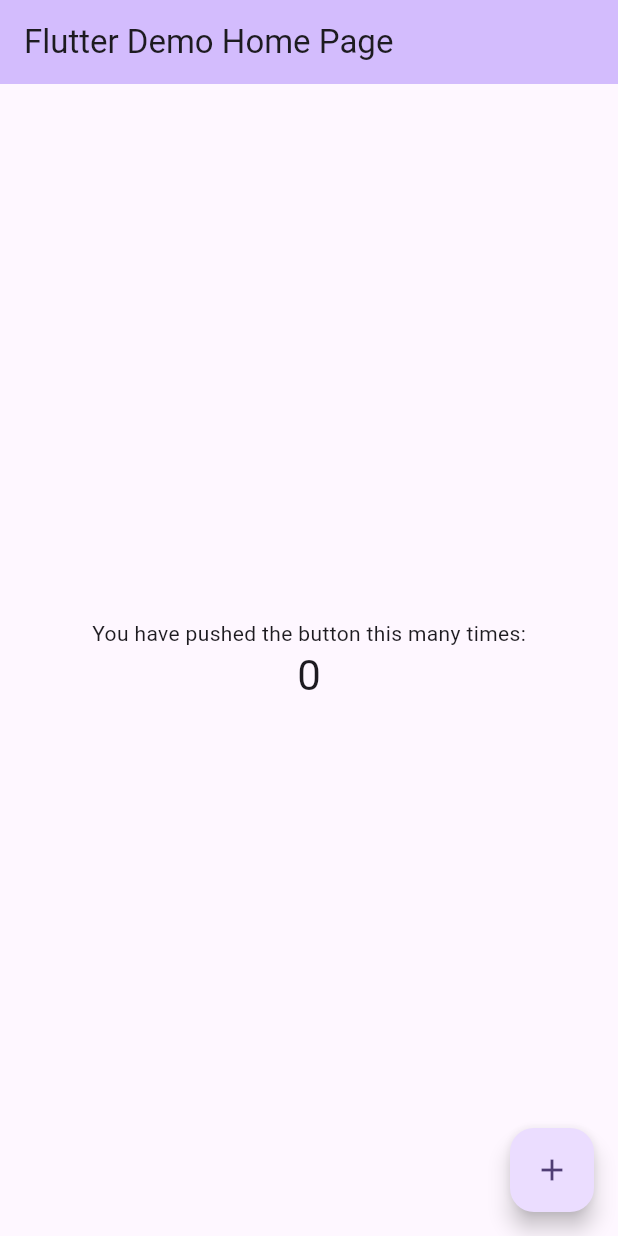
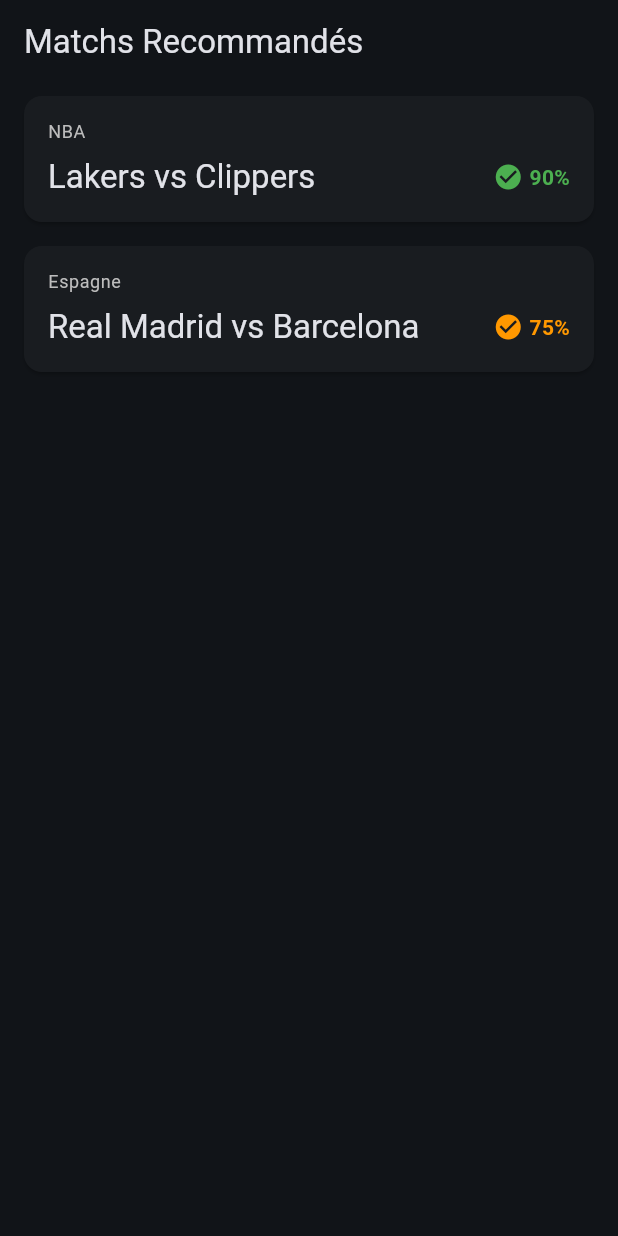
Before and after one commit to could-ai/019aa68a-92dd-7fea-bb64-76aa29714b17, a Flutter app: the screen it shows after launch, on a phone screen of 412 x 824 dp. Run offline on Flutter 3.47's test engine with Material 3 defaults, Android fonts, the phone set to English and light mode, and no system bars.

Commit message:
I have updated the main.dart file to set up the application's structure. I've removed the default counter app and established the routing for the home screen and the match details screen. A dark theme has been applied to give the app a modern look suitable for data analysis. This file now serves as the entry point, directing users to the main content of the application.; I've created the home screen, which will be the first thing your users see. It's designed to display a list of recommended matches. For now, I've populated it with mock data to simulate what the final app will look like. This screen is ready to be connected to a backend to fetch and display live data automatically. Each match in the list is interactive, allowing users to tap for more details.; This new screen provides a detailed breakdown of the analysis for a selected match. It presents the statistical comparison between teams, including head-to-head and recent performance data. Most importantly, it displays the generated betting recommendations in a clear and actionable format, fulfilling a core requirement of your project.; To ensure the application's data is well-organized and scalable, I've created this file to define the data structures. It includes classes for `Match`, `TeamAnalysis`, `Stats`, and `Recommendation`. This structured approach makes it easier to manage the data flow from the backend to the UI and is a crucial step for building a robust application.; I've created a reusable `MatchCard` widget to display a summary of each recommended match on the home screen. This component shows the teams, the league, and a color-coded data consistency indicator, providing users with a quick overview of the most promising matches. This modular approach keeps the code clean and easy to maintain.

```diff
--- a/usr/lib/main.dart
+++ b/usr/lib/main.dart
@@ -1,4 +1,7 @@
 import 'package:flutter/material.dart';
+import 'screens/home_screen.dart';
+import 'screens/match_details_screen.dart';
+import 'models/match_model.dart';
 
 void main() {
   runApp(const MyApp());
@@ -7,114 +10,26 @@ void main() {
 class MyApp extends StatelessWidget {
   const MyApp({super.key});
 
-  // This widget is the root of your application.
   @override
   Widget build(BuildContext context) {
     return MaterialApp(
-      title: 'Flutter Demo',
+      title: 'Match Analysis',
+      theme: ThemeData(
+        colorScheme: ColorScheme.fromSeed(
+          seedColor: Colors.blue,
+          brightness: Brightness.dark,
+        ),
+        useMaterial3: true,
+      ),
+      initialRoute: '/',
+      routes: {
+        '/': (context) => const HomeScreen(),
+        '/details': (context) {
+          final match = ModalRoute.of(context)!.settings.arguments as Match;
+          return MatchDetailsScreen(match: match);
+        },
+      },
       debugShowCheckedModeBanner: false,
-      theme: ThemeData(
-        // This is the theme of your application.
-        //
-        // TRY THIS: Try running your application with "flutter run". You'll see
-        // the application has a purple toolbar. Then, without quitting the app,
-        // try changing the seedColor in the colorScheme below to Colors.green
-        // and then invoke "hot reload" (save your changes or press the "hot
-        // reload" button in a Flutter-supported IDE, or press "r" if you used
-        // the command line to start the app).
-        //
-        // Notice that the counter didn't reset back to zero; the application
-        // state is not lost during the reload. To reset the state, use hot
-        // restart instead.
-        //
-        // This works for code too, not just values: Most code changes can be
-        // tested with just a hot reload.
-        colorScheme: ColorScheme.fromSeed(seedColor: Colors.deepPurple),
-      ),
-      home: const MyHomePage(title: 'Flutter Demo Home Page'),
     );
   }
 }
-
-class MyHomePage extends StatefulWidget {
-  const MyHomePage({super.key, required this.title});
-
-  // This widget is the home page of your application. It is stateful, meaning
-  // that it has a State object (defined below) that contains fields that affect
-  // how it looks.
-
-  // This class is the configuration for the state. It holds the values (in this
-  // case the title) provided by the parent (in this case the App widget) and
-  // used by the build method of the State. Fields in a Widget subclass are
-  // always marked "final".
-
-  final String title;
-
-  @override
-  State<MyHomePage> createState() => _MyHomePageState();
-}
-
-class _MyHomePageState extends State<MyHomePage> {
-  int _counter = 0;
-
-  void _incrementCounter() {
-    setState(() {
-      // This call to setState tells the Flutter framework that something has
-      // changed in this State, which causes it to rerun the build method below
-      // so that the display can reflect the updated values. If we changed
-      // _counter without calling setState(), then the build method would not be
-      // called again, and so nothing would appear to happen.
-      _counter++;
-    });
-  }
-
-  @override
-  Widget build(BuildContext context) {
-    // This method is rerun every time setState is called, for instance as done
-    // by the _incrementCounter method above.
-    //
-    // The Flutter framework has been optimized to make rerunning build methods
-    // fast, so that you can just rebuild anything that needs updating rather
-    // than having to individually change instances of widgets.
-    return Scaffold(
-      appBar: AppBar(
-        // TRY THIS: Try changing the color here to a specific color (to
-        // Colors.amber, perhaps?) and trigger a hot reload to see the AppBar
-        // change color while the other colors stay the same.
-        backgroundColor: Theme.of(context).colorScheme.inversePrimary,
-        // Here we take the value from the MyHomePage object that was created by
-        // the App.build method, and use it to set our appbar title.
-        title: Text(widget.title),
-      ),
-      body: Center(
-        // Center is a layout widget. It takes a single child and positions it
-        // in the middle of the parent.
-        child: Column(
-          // Column is also a layout widget. It takes a list of children and
-          // arranges them vertically. By default, it sizes itself to fit its
-          // children horizontally, and tries to be as tall as its parent.
-          //
-          // Column has various properties to control how it sizes itself and
-          // how it positions its children. Here we use mainAxisAlignment to
-          // center the children vertically; the main axis here is the vertical
-          // axis because Columns are vertical (the cross axis would be
-          // horizontal).
-          //
-          // TRY THIS: Invoke "debug painting" (choose the "Toggle Debug Paint"
-          // action in the IDE, or press "p" in the console), to see the
-          // wireframe for each widget.
-          mainAxisAlignment: MainAxisAlignment.center,
-          children: <Widget>[
-            const Text('You have pushed the button this many times:'),
-            Text('$_counter', style: Theme.of(context).textTheme.headlineMedium),
-          ],
-        ),
-      ),
-      floatingActionButton: FloatingActionButton(
-        onPressed: _incrementCounter,
-        tooltip: 'Increment',
-        child: const Icon(Icons.add),
-      ), // This trailing comma makes auto-formatting nicer for build methods.
-    );
-  }
-}
--- /dev/null
+++ b/usr/lib/models/match_model.dart
@@ -0,0 +1,50 @@
+class Match {
+  final String teamA;
+  final String teamB;
+  final String league;
+  final double consistency; // 0.0 to 1.0
+  final TeamAnalysis teamAStats;
+  final TeamAnalysis teamBStats;
+  final List<Recommendation> recommendations;
+
+  Match({
+    required this.teamA,
+    required this.teamB,
+    required this.league,
+    required this.consistency,
+    required this.teamAStats,
+    required this.teamBStats,
+    required this.recommendations,
+  });
+}
+
+class TeamAnalysis {
+  final Stats headToHead;
+  final Stats last3Games;
+
+  TeamAnalysis({required this.headToHead, required this.last3Games});
+}
+
+class Stats {
+  final int min;
+  final double avg;
+  final int max;
+
+  Stats({required this.min, required this.avg, required this.max});
+}
+
+enum RecommendationType { over, under }
+
+class Recommendation {
+  final String category; // e.g., 'Match Total', 'Team A Total', '1st Quarter'
+  final RecommendationType type;
+  final double value;
+  final String description;
+
+  Recommendation({
+    required this.category,
+    required this.type,
+    required this.value,
+    required this.description,
+  });
+}
--- /dev/null
+++ b/usr/lib/screens/home_screen.dart
@@ -0,0 +1,87 @@
+import 'package:flutter/material.dart';
+import '../models/match_model.dart';
+import '../widgets/match_card.dart';
+
+class HomeScreen extends StatefulWidget {
+  const HomeScreen({super.key});
+
+  @override
+  State<HomeScreen> createState() => _HomeScreenState();
+}
+
+class _HomeScreenState extends State<HomeScreen> {
+  // Mock data - this would be fetched from your backend
+  final List<Match> _matches = [
+    Match(
+      teamA: 'Lakers',
+      teamB: 'Clippers',
+      league: 'NBA',
+      consistency: 0.9,
+      teamAStats: TeamAnalysis(
+        headToHead: Stats(min: 98, avg: 105.5, max: 112),
+        last3Games: Stats(min: 101, avg: 108.2, max: 115),
+      ),
+      teamBStats: TeamAnalysis(
+        headToHead: Stats(min: 100, avg: 104.1, max: 110),
+        last3Games: Stats(min: 105, avg: 109.0, max: 114),
+      ),
+      recommendations: [
+        Recommendation(
+          category: 'Match Total',
+          type: RecommendationType.over,
+          value: 215.5,
+          description: 'Les deux équipes ont une forte tendance à marquer. Le total combiné devrait dépasser 215.5 points.',
+        ),
+        Recommendation(
+          category: 'Lakers',
+          type: RecommendationType.over,
+          value: 107.5,
+          description: 'Les Lakers ont une moyenne de plus de 107.5 points dans leurs matchs récents et face-à-face.',
+        ),
+      ],
+    ),
+    Match(
+      teamA: 'Real Madrid',
+      teamB: 'Barcelona',
+      league: 'Espagne',
+      consistency: 0.75,
+      teamAStats: TeamAnalysis(
+        headToHead: Stats(min: 78, avg: 85.2, max: 92),
+        last3Games: Stats(min: 80, avg: 84.0, max: 88),
+      ),
+      teamBStats: TeamAnalysis(
+        headToHead: Stats(min: 75, avg: 82.5, max: 90),
+        last3Games: Stats(min: 79, avg: 83.1, max: 87),
+      ),
+      recommendations: [
+        Recommendation(
+          category: 'Match Total',
+          type: RecommendationType.under,
+          value: 168.5,
+          description: 'Les matchs entre ces deux équipes sont souvent défensifs. Le total combiné devrait être inférieur à 168.5 points.',
+        ),
+      ],
+    ),
+  ];
+
+  @override
+  Widget build(BuildContext context) {
+    return Scaffold(
+      appBar: AppBar(
+        title: const Text('Matchs Recommandés'),
+      ),
+      body: ListView.builder(
+        itemCount: _matches.length,
+        itemBuilder: (context, index) {
+          final match = _matches[index];
+          return MatchCard(
+            match: match,
+            onTap: () {
+              Navigator.pushNamed(context, '/details', arguments: match);
+            },
+          );
+        },
+      ),
+    );
+  }
+}
--- /dev/null
+++ b/usr/lib/widgets/match_card.dart
@@ -0,0 +1,64 @@
+import 'package:flutter/material.dart';
+import '../models/match_model.dart';
+
+class MatchCard extends StatelessWidget {
+  final Match match;
+  final VoidCallback onTap;
+
+  const MatchCard({
+    super.key,
+    required this.match,
+    required this.onTap,
+  });
+
+  @override
+  Widget build(BuildContext context) {
+    final Color consistencyColor;
+    if (match.consistency > 0.8) {
+      consistencyColor = Colors.green;
+    } else if (match.consistency > 0.6) {
+      consistencyColor = Colors.orange;
+    } else {
+      consistencyColor = Colors.red;
+    }
+
+    return Card(
+      margin: const EdgeInsets.symmetric(horizontal: 16, vertical: 8),
+      child: InkWell(
+        onTap: onTap,
+        child: Padding(
+          padding: const EdgeInsets.all(16.0),
+          child: Column(
+            crossAxisAlignment: CrossAxisAlignment.start,
+            children: [
+              Text(
+                match.league,
+                style: Theme.of(context).textTheme.bodySmall?.copyWith(color: Colors.grey[400]),
+              ),
+              const SizedBox(height: 8),
+              Row(
+                mainAxisAlignment: MainAxisAlignment.spaceBetween,
+                children: [
+                  Text(
+                    '${match.teamA} vs ${match.teamB}',
+                    style: Theme.of(context).textTheme.titleLarge,
+                  ),
+                  Row(
+                    children: [
+                      Icon(Icons.check_circle, color: consistencyColor, size: 20),
+                      const SizedBox(width: 4),
+                      Text(
+                        '${(match.consistency * 100).toStringAsFixed(0)}%',
+                        style: TextStyle(color: consistencyColor, fontWeight: FontWeight.bold),
+                      ),
+                    ],
+                  )
+                ],
+              ),
+            ],
+          ),
+        ),
+      ),
+    );
+  }
+}
```
Also changed, not shown: usr/lib/screens/match_details_screen.dart (added, +118 -0 lines).
